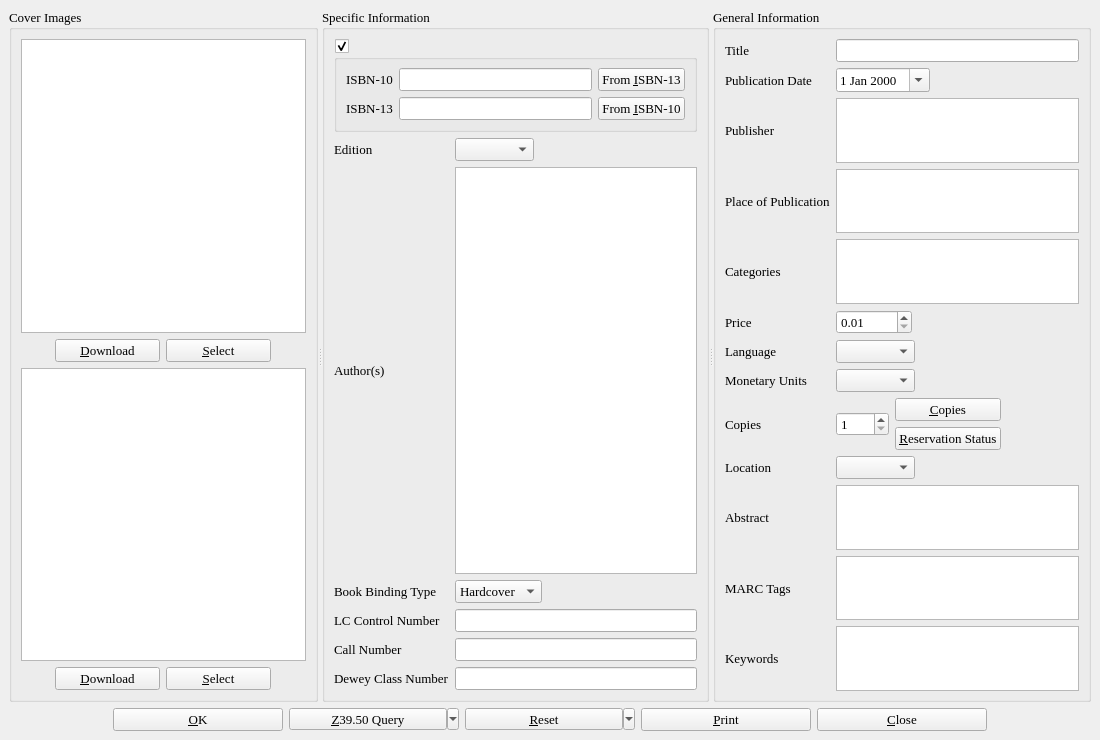
textbrowser/biblioteq, file bookinfo.ui: the form before one commit.
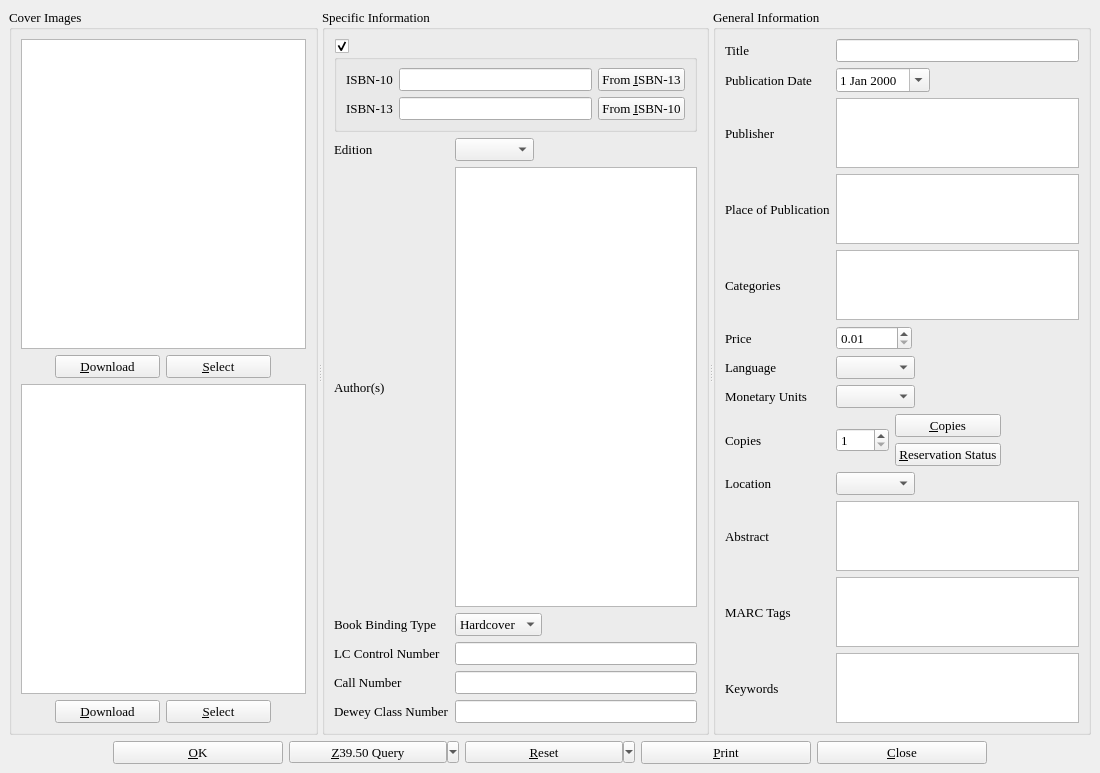
The form after the commit. Icons and pictures are not drawn. Custom widgets are drawn as their Qt base class.

```diff
--- a/bookinfo.ui
+++ b/bookinfo.ui
@@ -10,12 +10,6 @@
     <height>740</height>
    </rect>
   </property>
-  <property name="minimumSize">
-   <size>
-    <width>1100</width>
-    <height>700</height>
-   </size>
-  </property>
   <property name="font">
    <font>
     <family>Times</family>
```
